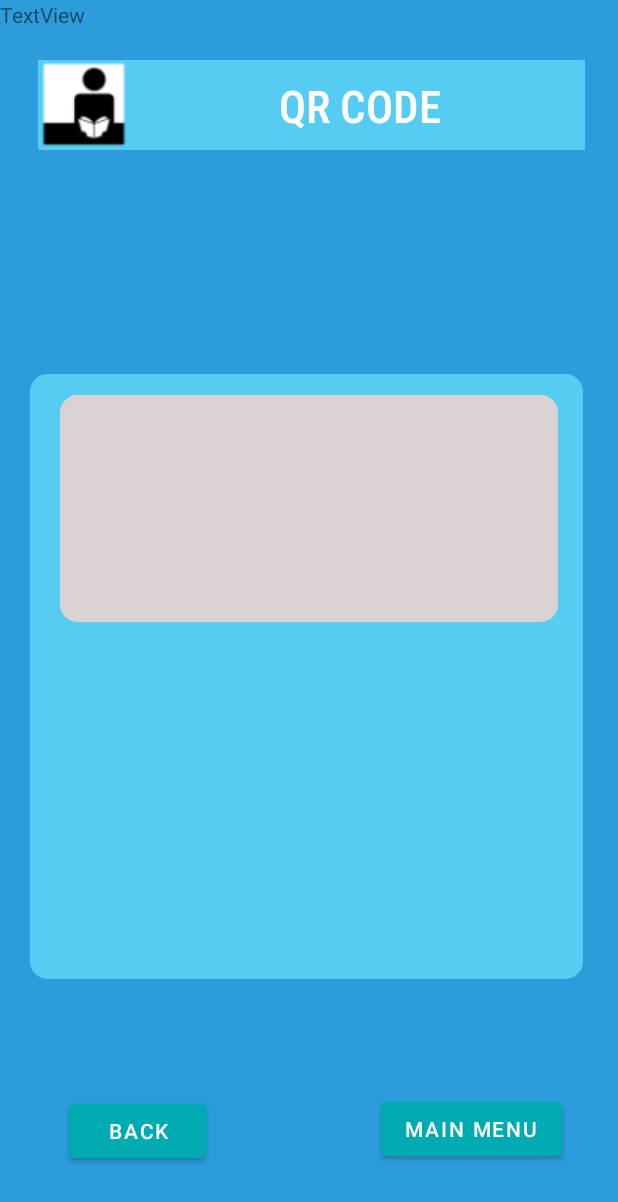
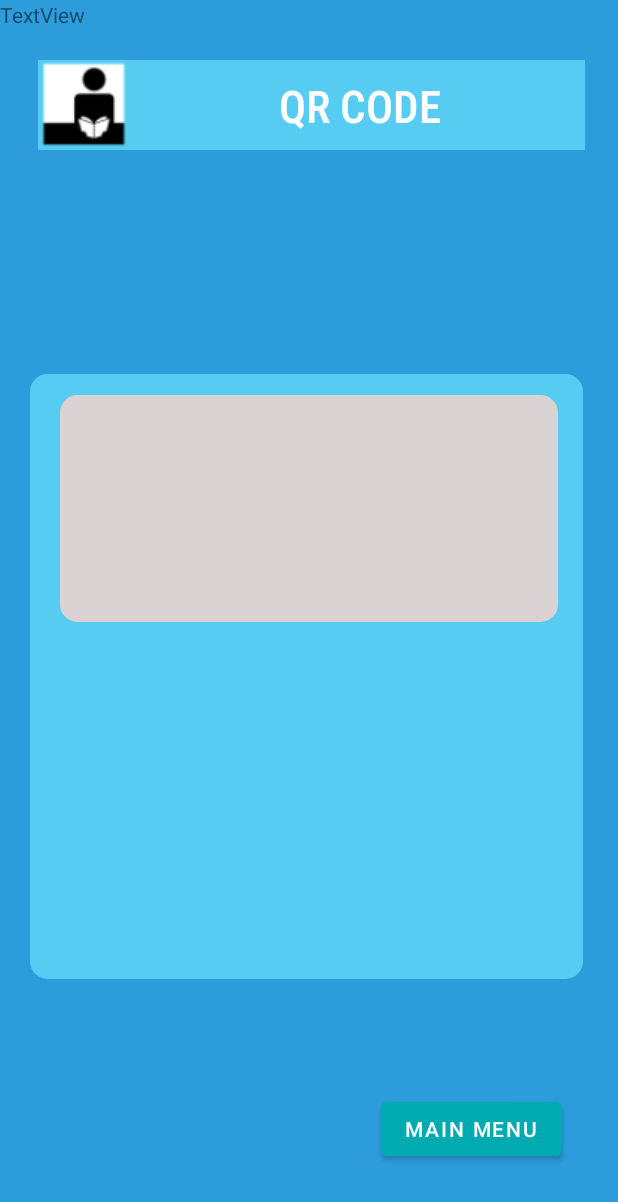
Before and after one commit to CankayaUniversity/ceng-407-408-2020-2021--Mobile-Library-Reservation-System, an Android app: the layout layout_lm_qr_code.xml on its own in the app's theme, with its tools: preview values and no code run, on a phone screen of 412 x 824 dp. Shown: the top 1202 px of the screen. Run offline under Robolectric (Android 15) with nearby library versions, the phone set to English and light mode, and no system bars.

Commit message:
qr page depended to lm menu page, back btn removed from qr design page

```diff
--- a/MobileLibrs/app/src/main/res/layout/layout_lm_qr_code.xml
+++ b/MobileLibrs/app/src/main/res/layout/layout_lm_qr_code.xml
@@ -29,17 +29,6 @@
         android:textSize="24sp"
         android:textStyle="bold" />
 
-    <Button
-        android:id="@+id/btn_back"
-        android:layout_width="wrap_content"
-        android:layout_height="wrap_content"
-        android:layout_alignParentStart="true"
-        android:layout_alignParentEnd="true"
-        android:layout_alignParentBottom="true"
-        android:layout_marginStart="46dp"
-        android:layout_marginEnd="274dp"
-        android:layout_marginBottom="46dp"
-        android:text="Back" />
 
     <Button
         android:id="@+id/btn_next"
```
Also changed, not shown: MobileLibrs/app/src/main/java/com/example/mobilelibrs/Activity_LM_QR.kt (+14 -0 lines).
